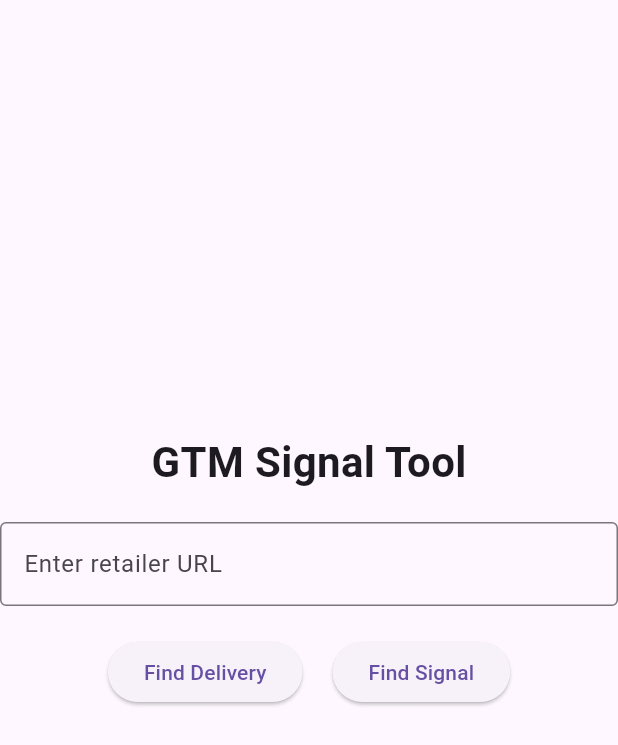
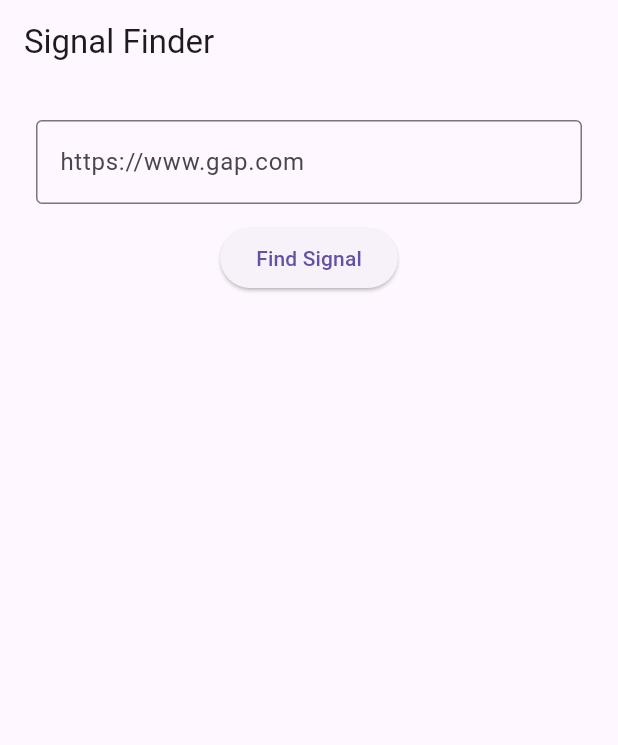
Before and after one commit to pipgdm/gtm-web-app, a Flutter app: the screen it shows after launch, on a phone screen of 412 x 824 dp. Shown: the top 745 px of the screen. Run offline on Flutter 3.47's test engine with Material 3 defaults, Android fonts, the phone set to English and light mode, and no system bars.

Commit message:
add signal finder page

```diff
--- a/lib/main.dart
+++ b/lib/main.dart
@@ -1,6 +1,5 @@
-import 'dart:convert';
 import 'package:flutter/material.dart';
-import 'package:http/http.dart' as http;
+import 'screens/signal_page.dart';
 
 void main() {
   runApp(const MyApp());
@@ -12,113 +11,8 @@
   @override
   Widget build(BuildContext context) {
     return const MaterialApp(
-      home: HomeScreen(),
       debugShowCheckedModeBanner: false,
+      home: SignalPage(),
     );
   }
 }
-
-class HomeScreen extends StatefulWidget {
-  const HomeScreen({super.key});
-
-  @override
-  State<HomeScreen> createState() => _HomeScreenState();
-}
-
-class _HomeScreenState extends State<HomeScreen> {
-  final TextEditingController controller = TextEditingController();
-  String result = "";
-  bool loading = false;
-
-  final String baseUrl = "https://delivery-api-nsmk.onrender.com";
-
-  Future<void> findDelivery() async {
-    setState(() {
-      loading = true;
-      result = "";
-    });
-
-    final response = await http.post(
-      Uri.parse('$baseUrl/find-delivery-partner'),
-      headers: {'Content-Type': 'application/json'},
-      body: jsonEncode({'url': controller.text}),
-    );
-
-    setState(() {
-      result = response.body;
-      loading = false;
-    });
-  }
-
-  Future<void> findSignal() async {
-    setState(() {
-      loading = true;
-      result = "";
-    });
-
-    final response = await http.post(
-      Uri.parse('$baseUrl/latest-signal'),
-      headers: {'Content-Type': 'application/json'},
-      body: jsonEncode({'url': controller.text}),
-    );
-
-    setState(() {
-      result = response.body;
-      loading = false;
-    });
-  }
-
-  @override
-  Widget build(BuildContext context) {
-    return Scaffold(
-      body: Center(
-        child: SizedBox(
-          width: 600,
-          child: Column(
-            mainAxisAlignment: MainAxisAlignment.center,
-            children: [
-              const Text(
-                "GTM Signal Tool",
-                style: TextStyle(fontSize: 28, fontWeight: FontWeight.bold),
-              ),
-              const SizedBox(height: 20),
-
-              TextField(
-                controller: controller,
-                decoration: const InputDecoration(
-                  border: OutlineInputBorder(),
-                  labelText: "Enter retailer URL",
-                ),
-              ),
-
-              const SizedBox(height: 20),
-
-              Row(
-                mainAxisAlignment: MainAxisAlignment.center,
-                children: [
-                  ElevatedButton(
-                    onPressed: loading ? null : findDelivery,
-                    child: const Text("Find Delivery"),
-                  ),
-                  const SizedBox(width: 20),
-                  ElevatedButton(
-                    onPressed: loading ? null : findSignal,
-                    child: const Text("Find Signal"),
-                  ),
-                ],
-              ),
-
-              const SizedBox(height: 20),
-
-              if (loading) const CircularProgressIndicator(),
-
-              const SizedBox(height: 20),
-
-              SelectableText(result),
-            ],
-          ),
-        ),
-      ),
-    );
-  }
-}
--- /dev/null
+++ b/lib/screens/signal_page.dart
@@ -0,0 +1,105 @@
+import 'dart:convert';
+import 'package:flutter/material.dart';
+import 'package:http/http.dart' as http;
+
+class SignalPage extends StatefulWidget {
+  const SignalPage({super.key});
+
+  @override
+  State<SignalPage> createState() => _SignalPageState();
+}
+
+class _SignalPageState extends State<SignalPage> {
+  final TextEditingController _controller = TextEditingController();
+  bool _loading = false;
+  Map<String, dynamic>? _result;
+  String? _error;
+
+  Future<void> fetchSignal() async {
+    setState(() {
+      _loading = true;
+      _error = null;
+      _result = null;
+    });
+
+    try {
+      final response = await http.post(
+        Uri.parse('https://scrape-api-jsml.onrender.com/api/signals'),
+        headers: {'Content-Type': 'application/json'},
+        body: jsonEncode({'url': _controller.text.trim()}),
+      );
+
+      final data = jsonDecode(response.body);
+
+      if (response.statusCode != 200) {
+        throw Exception(data['error'] ?? 'Error');
+      }
+
+      setState(() {
+        _result = data['result'];
+      });
+    } catch (e) {
+      setState(() {
+        _error = e.toString();
+      });
+    } finally {
+      setState(() {
+        _loading = false;
+      });
+    }
+  }
+
+  @override
+  Widget build(BuildContext context) {
+    return Scaffold(
+      appBar: AppBar(title: const Text("Signal Finder")),
+      body: Padding(
+        padding: const EdgeInsets.all(24),
+        child: Column(
+          children: [
+            TextField(
+              controller: _controller,
+              decoration: const InputDecoration(
+                hintText: "https://www.gap.com",
+                border: OutlineInputBorder(),
+              ),
+            ),
+            const SizedBox(height: 12),
+            ElevatedButton(
+              onPressed: _loading ? null : fetchSignal,
+              child: Text(_loading ? "Loading..." : "Find Signal"),
+            ),
+            const SizedBox(height: 20),
+
+            if (_error != null)
+              Text(_error!, style: const TextStyle(color: Colors.red)),
+
+            if (_result != null)
+              Expanded(
+                child: Card(
+                  child: Padding(
+                    padding: const EdgeInsets.all(16),
+                    child: ListView(
+                      children: [
+                        Text(
+                          _result!['company'] ?? '',
+                          style: const TextStyle(
+                              fontSize: 20, fontWeight: FontWeight.bold),
+                        ),
+                        const SizedBox(height: 10),
+                        Text("Signal: ${_result!['signal']}"),
+                        const SizedBox(height: 10),
+                        Text("Why: ${_result!['why_it_matters']}"),
+                        const SizedBox(height: 10),
+                        Text("Angle: ${_result!['outbound_angle']}"),
+                      ],
+                    ),
+                  ),
+                ),
+              ),
+          ],
+        ),
+      ),
+    );
+  }
+}
```
